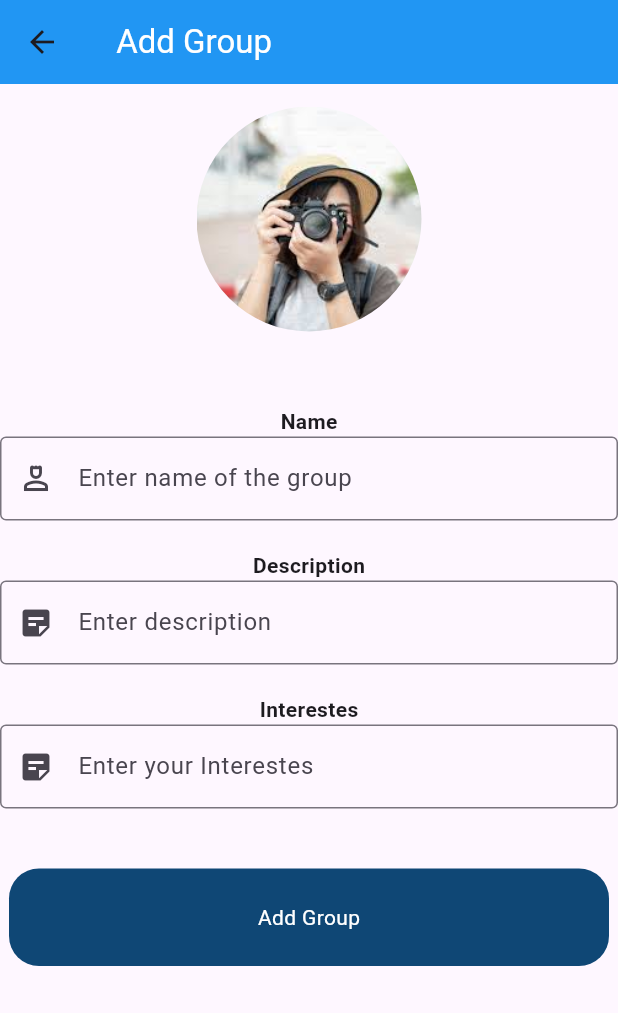
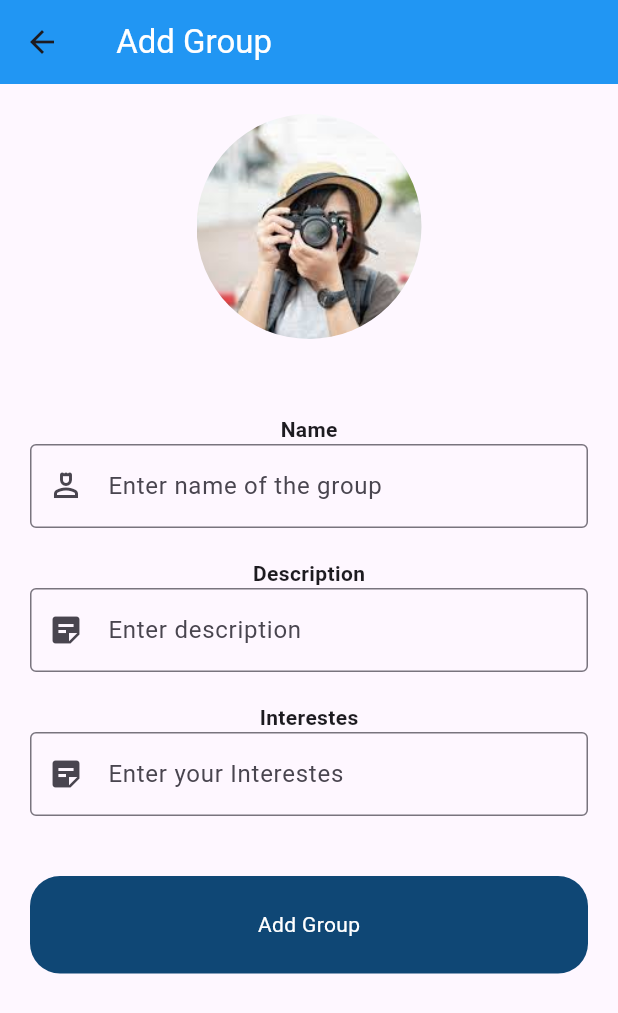
Before and after one commit to MohamedAliShaltoot/Task-1-Flutter, a Flutter app: the screen it shows after launch, after a tap on "Photographer", on a phone screen of 412 x 824 dp. Shown: the top 1013 px of the screen. Run offline on Flutter 3.47's test engine with Material 3 defaults, Android fonts, the phone set to English and light mode, and no system bars.

Commit message:
Still Updating

```diff
--- a/lib/count.dart
+++ b/lib/count.dart
@@ -17,12 +17,13 @@ String image;
       body:  SafeArea(
         child: SingleChildScrollView(
           child: Padding(
-            padding: const EdgeInsets.only(top: 15),
+            padding: const EdgeInsets.symmetric(horizontal: 20),
             child: Column(
-              // mainAxisAlignment: MainAxisAlignment.start,
-              // crossAxisAlignment: CrossAxisAlignment.center,
+              mainAxisAlignment: MainAxisAlignment.start,
+              crossAxisAlignment: CrossAxisAlignment.center,
               children: [
 
+                 const SizedBox(height: 20,),
              ClipOval(
                child: Image.asset(
                                image,
```
